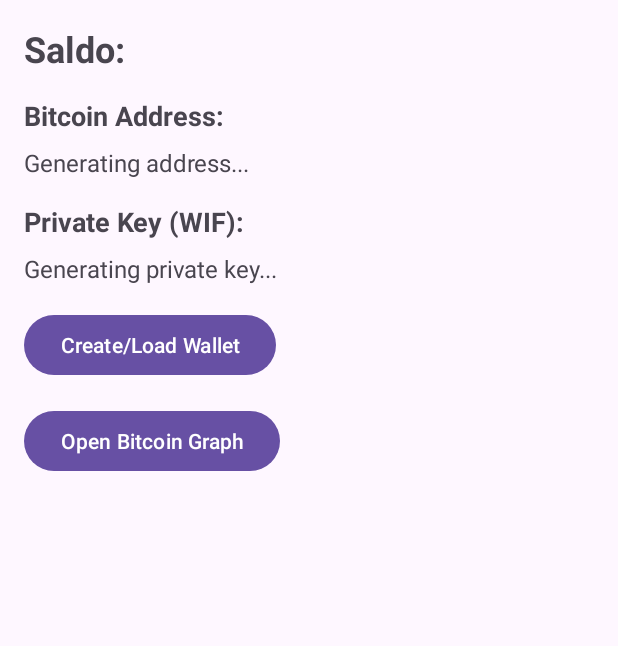
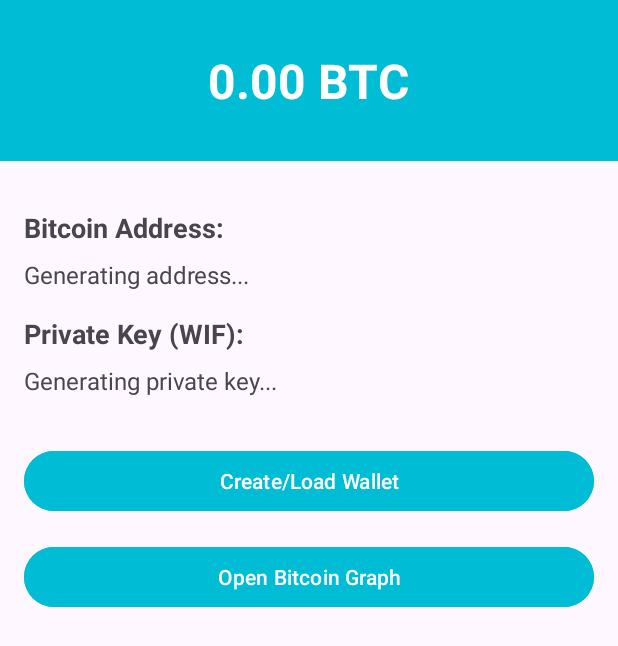
Before and after one commit to thisames/wallet-project, an Android app: the screen it shows after launch (MainActivity), on a phone screen of 412 x 824 dp. Shown: the top 646 px of the screen. Run offline under Robolectric (Android 15) with nearby library versions, the phone set to English and light mode, and no system bars; libraries missing offline, so code that uses them is left out: org.bitcoinj.core, org.bitcoinj.kits, org.bitcoinj.params, org.bitcoinj.wallet.

Commit message:
feat: update status bar color to match saldo area
- Set status bar color to #8C9EFF in themes.xml, themes.xml (v23), and themes.xml (night).
- Adjusted colorPrimary and colorPrimaryDark to ensure consistency across light and dark themes.
- Updated android:windowLightStatusBar to false for better text visibility on the status bar.
- Ensured cohesive design between the saldo area and the system bars in all themes.

```diff
--- a/app/src/main/java/com/phonereplay/wallet_project/MainActivity.java
+++ b/app/src/main/java/com/phonereplay/wallet_project/MainActivity.java
@@ -82,7 +82,7 @@ public class MainActivity extends AppCompatActivity {
 
         addressText.setText(address);
         privateKeyText.setText(privateKey);
-        balanceText.setText("Saldo: " + balance.toFriendlyString());
+        balanceText.setText(balance.toFriendlyString());
 
         Log.d(TAG, "Bitcoin Address: " + address);
         Log.d(TAG, "Private Key (WIF): " + privateKey);
--- a/app/src/main/res/layout/activity_main.xml
+++ b/app/src/main/res/layout/activity_main.xml
@@ -1,25 +1,40 @@
-<!-- res/layout/activity_main.xml -->
 <LinearLayout xmlns:android="http://schemas.android.com/apk/res/android"
     android:layout_width="match_parent"
     android:layout_height="match_parent"
+    android:orientation="vertical">
+
+    <!-- Área de Exibição do Saldo -->
+    <LinearLayout
+        android:layout_width="match_parent"
+        android:layout_height="wrap_content"
+        android:background="#00BCD4"
+        android:gravity="center"
         android:orientation="vertical"
-    android:padding="16dp">
+        android:padding="32dp">
 
-    <!-- Exibição do Saldo -->
         <TextView
             android:id="@+id/balanceText"
             android:layout_width="wrap_content"
             android:layout_height="wrap_content"
-        android:layout_marginBottom="16dp"
-        android:text="Saldo:"
-        android:textSize="24sp"
+            android:text="0.00 BTC"
+            android:textColor="#FFFFFF"
+            android:textSize="32sp"
             android:textStyle="bold" />
+    </LinearLayout>
+
+    <!-- Conteúdo principal com padding nas extremidades -->
+    <LinearLayout
+        android:layout_width="match_parent"
+        android:layout_height="wrap_content"
+        android:orientation="vertical"
+        android:padding="16dp">
 
         <!-- Exibição do Endereço -->
         <TextView
             android:id="@+id/addressLabel"
             android:layout_width="wrap_content"
             android:layout_height="wrap_content"
+            android:layout_marginTop="16dp"
             android:text="Bitcoin Address:"
             android:textSize="18sp"
             android:textStyle="bold" />
@@ -53,15 +68,20 @@
         <!-- Botão para criar a carteira -->
         <Button
             android:id="@+id/createWalletButton"
-        android:layout_width="wrap_content"
+            android:layout_width="match_parent"
             android:layout_height="wrap_content"
-        android:layout_marginTop="16dp"
-        android:text="Create/Load Wallet" />
+            android:layout_marginTop="32dp"
+            android:backgroundTint="#00BCD4"
+            android:text="Create/Load Wallet"
+            android:textColor="#FFFFFF" />
 
         <Button
             android:id="@+id/openGraphButton"
-        android:layout_width="wrap_content"
+            android:layout_width="match_parent"
             android:layout_height="wrap_content"
             android:layout_marginTop="16dp"
-        android:text="Open Bitcoin Graph" />
+            android:backgroundTint="#00BCD4"
+            android:text="Open Bitcoin Graph"
+            android:textColor="#FFFFFF" />
     </LinearLayout>
+</LinearLayout>
--- a/app/src/main/res/values-night/themes.xml
+++ b/app/src/main/res/values-night/themes.xml
@@ -1,7 +1,9 @@
-<resources xmlns:tools="http://schemas.android.com/tools">
+<resources>
     <!-- Base application theme. -->
     <style name="Base.Theme.Walletproject" parent="Theme.Material3.DayNight.NoActionBar">
         <!-- Customize your dark theme here. -->
-        <!-- <item name="colorPrimary">@color/my_dark_primary</item> -->
+        <item name="colorPrimary">#00BCD4</item>
+        <item name="colorPrimaryDark">#00BCD4</item> <!-- Adicionado para Android 21+ -->
+        <item name="android:statusBarColor">#00BCD4</item>
     </style>
 </resources>
--- a/app/src/main/res/values-v23/themes.xml
+++ b/app/src/main/res/values-v23/themes.xml
@@ -1,9 +1,10 @@
-<resources xmlns:tools="http://schemas.android.com/tools">
+<resources>
 
     <style name="Theme.Walletproject" parent="Base.Theme.Walletproject">
-        <!-- Transparent system bars for edge-to-edge. -->
+        <!-- Transparent system bars for edge-to-edge -->
         <item name="android:navigationBarColor">@android:color/transparent</item>
-        <item name="android:statusBarColor">@android:color/transparent</item>
-        <item name="android:windowLightStatusBar">?attr/isLightTheme</item>
+        <item name="android:statusBarColor">#00BCD4</item> <!-- Atualizado para a cor azul -->
+        <item name="android:windowLightStatusBar">false
+        </item> <!-- Para texto branco na status bar -->
     </style>
 </resources>
--- a/app/src/main/res/values/themes.xml
+++ b/app/src/main/res/values/themes.xml
@@ -1,8 +1,9 @@
-<resources xmlns:tools="http://schemas.android.com/tools">
+<resources>
     <!-- Base application theme. -->
     <style name="Base.Theme.Walletproject" parent="Theme.Material3.DayNight.NoActionBar">
         <!-- Customize your light theme here. -->
-        <!-- <item name="colorPrimary">@color/my_light_primary</item> -->
+        <item name="colorPrimary">#00BCD4</item>
+        <item name="colorPrimaryDark">#00BCD4</item> <!-- Adicionado para Android 21+ -->
     </style>
 
     <style name="Theme.Walletproject" parent="Base.Theme.Walletproject" />
```
Lines whose indentation alone changed are shown as unchanged.
